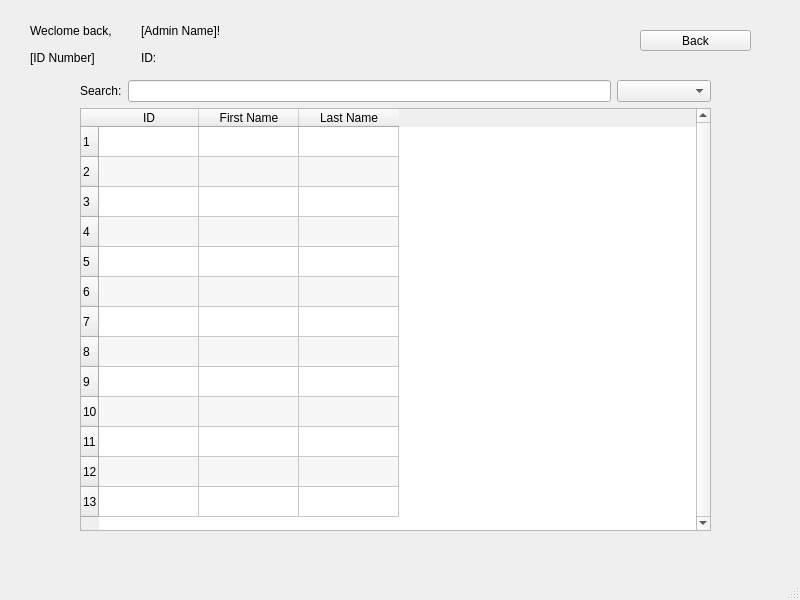
Qt form authorsearch.ui (apteryxxyz/cs106-a2-client) before a commit.
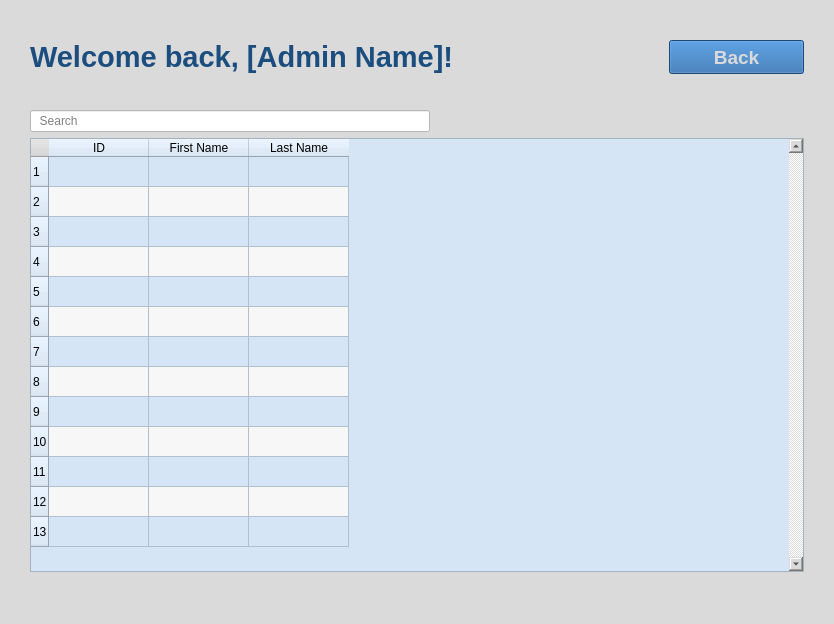
The same form after that commit. Icons and pictures are not drawn.

Diff of the .ui file:
```diff
--- a/authorsearch.ui
+++ b/authorsearch.ui
@@ -6,144 +6,129 @@
    <rect>
     <x>0</x>
     <y>0</y>
-    <width>800</width>
-    <height>600</height>
+    <width>834</width>
+    <height>624</height>
    </rect>
   </property>
   <property name="windowTitle">
-   <string>MainWindow</string>
+   <string>Author Search</string>
+  </property>
+  <property name="styleSheet">
+   <string notr="true">background-color: rgb(218, 218, 218);</string>
   </property>
   <widget class="QWidget" name="centralwidget">
-   <widget class="QPushButton" name="pushButton_back">
-    <property name="geometry">
-     <rect>
-      <x>640</x>
-      <y>30</y>
-      <width>111</width>
-      <height>21</height>
-     </rect>
+   <layout class="QVBoxLayout" name="verticalLayout_3">
+    <property name="leftMargin">
+     <number>30</number>
     </property>
-    <property name="text">
-     <string>Back</string>
+    <property name="topMargin">
+     <number>40</number>
     </property>
-   </widget>
-   <widget class="QWidget" name="layoutWidget">
-    <property name="geometry">
-     <rect>
-      <x>30</x>
-      <y>20</y>
-      <width>215</width>
-      <height>48</height>
-     </rect>
+    <property name="rightMargin">
+     <number>30</number>
     </property>
-    <layout class="QVBoxLayout" name="verticalLayout">
-     <item>
-      <layout class="QVBoxLayout" name="layoutWelcome">
+    <property name="bottomMargin">
+     <number>30</number>
+    </property>
        <item>
         <layout class="QHBoxLayout" name="horizontalLayout">
+      <property name="topMargin">
+       <number>0</number>
+      </property>
+      <property name="rightMargin">
+       <number>0</number>
+      </property>
          <item>
           <widget class="QLabel" name="label_welcome">
+        <property name="font">
+         <font>
+          <pointsize>22</pointsize>
+          <bold>true</bold>
+         </font>
+        </property>
+        <property name="styleSheet">
+         <string notr="true">color: rgb(27, 77, 126);</string>
+        </property>
            <property name="text">
-            <string>Weclome back,</string>
+         <string>Welcome back, [Admin Name]!</string>
            </property>
           </widget>
          </item>
          <item>
-          <widget class="QLabel" name="label_name">
+       <widget class="QPushButton" name="pushButton_back">
+        <property name="maximumSize">
+         <size>
+          <width>135</width>
+          <height>35</height>
+         </size>
+        </property>
+        <property name="font">
+         <font>
+          <pointsize>14</pointsize>
+          <bold>true</bold>
+         </font>
+        </property>
+        <property name="styleSheet">
+         <string notr="true">background-color: rgb(36, 102, 168);
+color: rgb(218, 218, 218);</string>
+        </property>
            <property name="text">
-            <string>[Admin Name]!</string>
-           </property>
+         <string>Back</string>
+        </property>
+        <property name="icon">
+         <iconset>
+          <normalon>:/icons/icons/arrow-left.svg</normalon>
+         </iconset>
+        </property>
+        <property name="iconSize">
+         <size>
+          <width>24</width>
+          <height>24</height>
+         </size>
+        </property>
           </widget>
          </item>
         </layout>
        </item>
-      </layout>
-     </item>
      <item>
-      <layout class="QHBoxLayout" name="layoutID">
-       <item>
-        <widget class="QLabel" name="label_idnum">
-         <property name="text">
-          <string>[ID Number]</string>
-         </property>
-        </widget>
-       </item>
-       <item>
-        <widget class="QLabel" name="label_id">
-         <property name="enabled">
-          <bool>true</bool>
-         </property>
-         <property name="text">
-          <string>ID: </string>
-         </property>
-        </widget>
-       </item>
-      </layout>
-     </item>
-    </layout>
-   </widget>
-   <widget class="QWidget" name="layoutWidget">
-    <property name="geometry">
-     <rect>
-      <x>80</x>
-      <y>80</y>
-      <width>631</width>
-      <height>451</height>
-     </rect>
-    </property>
+     <spacer name="verticalSpacer">
+      <property name="orientation">
+       <enum>Qt::Vertical</enum>
+      </property>
+      <property name="sizeType">
+       <enum>QSizePolicy::Maximum</enum>
+      </property>
+      <property name="sizeHint" stdset="0">
+       <size>
+        <width>20</width>
+        <height>30</height>
+       </size>
+      </property>
+     </spacer>
+    </item>
+    <item>
     <layout class="QVBoxLayout" name="verticalLayout_2">
      <item>
-      <layout class="QHBoxLayout" name="horizontalLayout_3">
-       <item>
-        <layout class="QHBoxLayout" name="horizontalLayout_2">
-         <item>
-          <widget class="QLabel" name="label">
+       <widget class="QLineEdit" name="lineEdit_searchBar">
+        <property name="maximumSize">
+         <size>
+          <width>400</width>
+          <height>16777215</height>
+         </size>
+        </property>
+        <property name="toolTip">
+         <string extracomment="Search"/>
+        </property>
+        <property name="styleSheet">
+         <string notr="true">background-color: rgb(255, 255, 255);</string>
+        </property>
            <property name="text">
-            <string>Search:</string>
-           </property>
-          </widget>
-         </item>
-         <item>
-          <widget class="QLineEdit" name="lineEdit_searchBar"/>
-         </item>
-        </layout>
-       </item>
-       <item>
-        <widget class="QComboBox" name="comboBox_sort">
-         <property name="sizeAdjustPolicy">
-          <enum>QComboBox::AdjustToContents</enum>
+         <string/>
          </property>
          <property name="placeholderText">
-          <string>Sort</string>
-         </property>
-         <item>
-          <property name="text">
-           <string>Title A - Z</string>
-          </property>
-         </item>
-         <item>
-          <property name="text">
-           <string>Title Z - A</string>
-          </property>
-         </item>
-         <item>
-          <property name="text">
-           <string>Author A - Z</string>
-          </property>
-         </item>
-         <item>
-          <property name="text">
-           <string>Author Z - A</string>
-          </property>
-         </item>
-         <item>
-          <property name="text">
-           <string>Genre</string>
-          </property>
-         </item>
-        </widget>
-       </item>
-      </layout>
+         <string>  Search</string>
+        </property>
+       </widget>
      </item>
      <item>
       <widget class="QTableWidget" name="tableWidget">
@@ -153,12 +138,18 @@
          <verstretch>0</verstretch>
         </sizepolicy>
        </property>
+        <property name="styleSheet">
+         <string notr="true">background-color: rgb(213, 229, 246);</string>
+        </property>
        <property name="lineWidth">
         <number>1</number>
        </property>
        <property name="verticalScrollBarPolicy">
         <enum>Qt::ScrollBarAlwaysOn</enum>
        </property>
+        <property name="sizeAdjustPolicy">
+         <enum>QAbstractScrollArea::AdjustToContents</enum>
+        </property>
        <property name="alternatingRowColors">
         <bool>true</bool>
        </property>
@@ -174,6 +165,9 @@
        <attribute name="horizontalHeaderCascadingSectionResizes">
         <bool>false</bool>
        </attribute>
+        <attribute name="verticalHeaderStretchLastSection">
+         <bool>false</bool>
+        </attribute>
        <row/>
        <row/>
        <row/>
@@ -205,7 +199,8 @@
       </widget>
      </item>
     </layout>
-   </widget>
+    </item>
+   </layout>
   </widget>
   <widget class="QMenuBar" name="menubar">
    <property name="geometry">
```
Left out of the diff: 2 changed lines with no effect on the pictures. Lines whose indentation alone changed are shown as unchanged.
